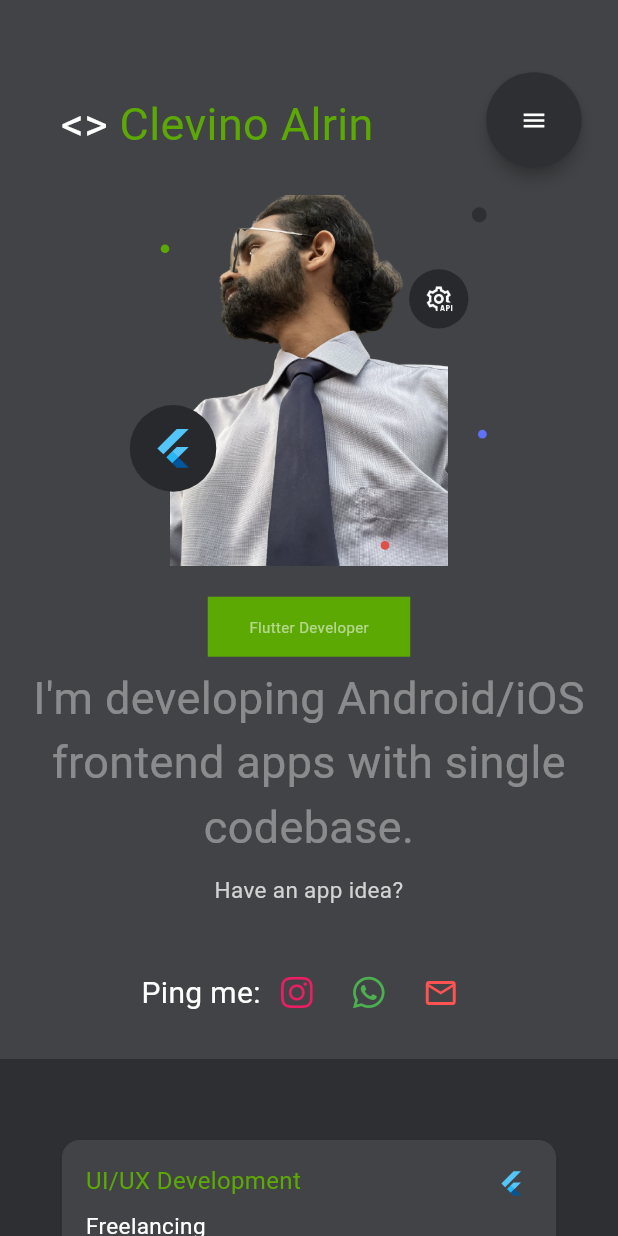
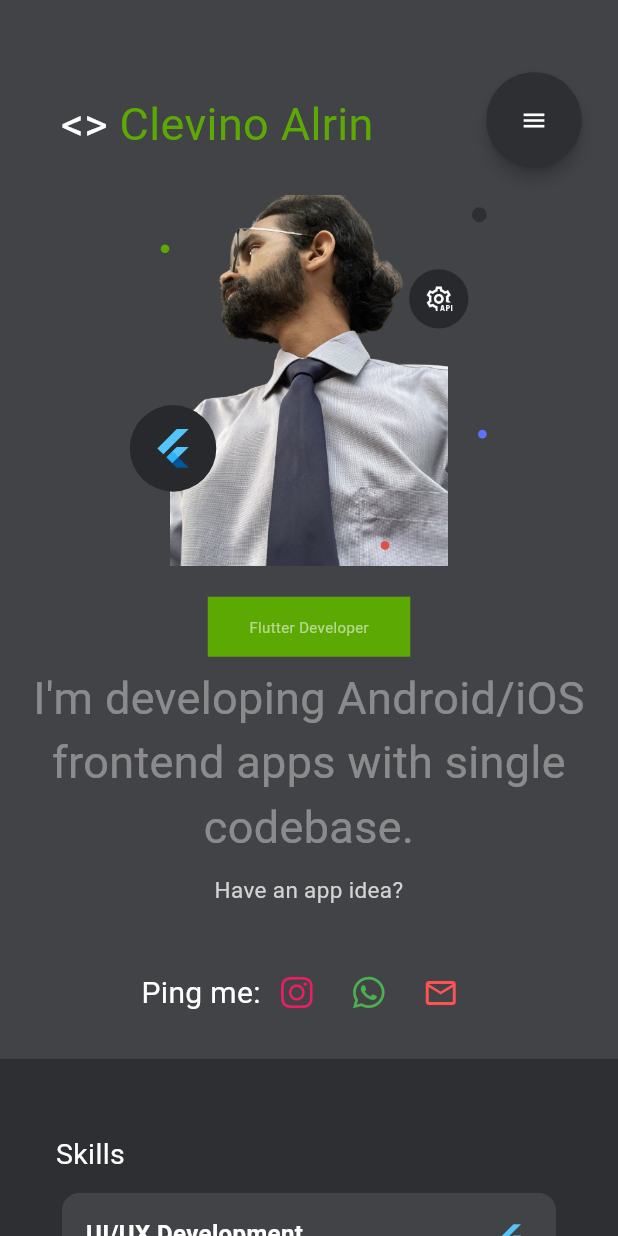
Before and after one commit to clevy-af/clevy-af.github.io, a Flutter app: the screen it shows after launch, on a phone screen of 412 x 824 dp. Run offline on Flutter 3.47's test engine with Material 3 defaults, Android fonts, the phone set to English and light mode, and no system bars; drawn by our look-alikes of animated_text_kit; our stand-ins replace font_awesome_flutter, get, google_fonts; Roboto replaces fonts that are missing (Days One, Delius).

Commit message:
copyright changed.
interest ui, order modified.

titleStyle refactored.

title and subtitle colors swapped din skill_card.dart

```diff
--- a/lib/utils/my_colors.dart
+++ b/lib/utils/my_colors.dart
@@ -1,4 +1,5 @@
 import 'package:flutter/material.dart';
+import 'package:google_fonts/google_fonts.dart';
 
 class MyColors{
 static const Color brightBackground=Color(0xff424346);
@@ -11,3 +12,4 @@ static const Color lightText=Colors.white54;
 static const Color purple=Color(0xff5F70F9);
 static const Color gray=Color(0xffD3D3D3);
 }
+final titleStyle = GoogleFonts.getFont('Delius', color: Colors.white, fontSize: 19);
--- a/lib/widgets/footer.dart
+++ b/lib/widgets/footer.dart
@@ -10,7 +10,7 @@ class Footer extends StatelessWidget {
   const Footer({required this.width,required this.scrollController, Key? key}) : super(key: key);
   List<Widget> get footerText{
     return [
-      Text('© 2023',
+      Text('© 2024',
           style: GoogleFonts.getFont('Delius',
               color: MyColors.gray,
               fontSize: 14)),
@@ -52,5 +52,5 @@ class Footer extends StatelessWidget {
     );
   }
 
-  bool get isLarge => width > Breakpoints.sm;
+  bool get isLarge => width > Breakpoints.md;
 }
--- a/lib/widgets/lower_container.dart
+++ b/lib/widgets/lower_container.dart
@@ -5,11 +5,10 @@ import 'package:cv_clevino_dev/widgets/skill_card.dart';
 import 'package:flutter/material.dart';
 import 'package:flutter_staggered_grid_view/flutter_staggered_grid_view.dart';
 import 'package:font_awesome_flutter/font_awesome_flutter.dart';
-import 'package:google_fonts/google_fonts.dart';
 
 final List<String> interests = [
-  'Coding','Memes','Board games','Music',
-  'Web series','Crafting','Learning','Helping',
+  'Memes','Coding','Board games','Helping',
+  'Crafting','Web series','Learning','Music',
 ];
 
 class LowerContainer extends StatelessWidget {
@@ -43,24 +42,10 @@ class LowerContainer extends StatelessWidget {
                     SkillColumn(width: width),
                     SizedBox(width: 0.05 * width),
                     // hello with bio and info
-                    Column(
-                      crossAxisAlignment: CrossAxisAlignment.center,
-                      children: [
-                        EducationColumn(width: width),
-                        // HelloWithBio(
-                        //   ratio:0.4 ,
-                        //   width: width,
-                        // ),
-                        // const SizedBox(
-                        //   height: 30,
-                        // ),
-                        // Info(width: width,ratio:0.4)
-                      ],
-                    )
+                    EducationColumn(width: width)
                   ],
                 );
               }
-              else {
                 return Column(
                   mainAxisAlignment: MainAxisAlignment.spaceAround,
                   children: [
@@ -71,35 +56,38 @@ class LowerContainer extends StatelessWidget {
                       children: [
                         Padding(
                           padding: const EdgeInsets.symmetric(vertical: 30),
-                          child:EducationColumn(width: width),
+                          child:EducationColumn(width: 2*width),
                           // child: HelloWithBio(width: 3 * width,ratio: 0.3,),
                         ),
                       ],
                     )
                   ],
                 );
-              }
             }),
             SizedBox(
               height: width * 0.07,
             ),
-            Container(
-              alignment: Alignment.centerLeft,
-              margin: EdgeInsets.only(left:width>=Breakpoints.lg? width * 0.1:width * 0.05),
-              child: Text('My interests',
-                  style: GoogleFonts.getFont('Delius',
-                      color: Colors.white, fontSize: 19)),
+            LayoutBuilder(
+                builder: (context, constraints) {
+                return Container(
+                  alignment:constraints.maxWidth >= Breakpoints.lg?Alignment.center:Alignment.centerLeft,
+                  margin: EdgeInsets.only(left:width>=Breakpoints.lg? 0:width * 0.1),
+                  child: Text('My interests',
+                      style: titleStyle),
+                );
+              }
             ),
             SizedBox(height: width * 0.03),
             // 820
             LayoutBuilder(builder: (context, constraints) {
-              final double tileWidth=width * 0.76;
+              final double tileWidth=width ;
+                double height = 100;
               if (constraints.maxWidth >= Breakpoints.lg) {
-                return InterestGrid(width: tileWidth, height: 100,interestsKey: interestsKey,tileCount: 2,);
+                return InterestGrid(width: tileWidth, height: height,interestsKey: interestsKey,tileCount: 2,);
               } else if (constraints.maxWidth < Breakpoints.lg && constraints.maxWidth >= Breakpoints.sm) {
-                return InterestGrid(width: tileWidth, height: 180,interestsKey: interestsKey,tileCount: 4,);
+                return InterestGrid(width: tileWidth, height: height*1.8,interestsKey: interestsKey,tileCount: 4,);
               } else {
-                return InterestGrid(width: tileWidth, height: 360,interestsKey: interestsKey,tileCount: 8,);
+                return InterestGrid(width: tileWidth, height: height*3.6,interestsKey: interestsKey,tileCount: 8,);
               }
             }),
             const SizedBox(height:10)
@@ -132,9 +120,10 @@ class InterestGrid extends StatelessWidget {
         itemCount: 8,
         itemBuilder: (BuildContext context, int index) => InterestBox(
           text: interests[index],
-          color: index%2==(index<4?0:1)?MyColors.primary:MyColors.darkBackground,
-          textColor: index%2==(index<4?0:1)?MyColors.lightText:MyColors.primary,
+          color: MyColors.darkBackground,//index%2==(index<4?0:1)?MyColors.primary:
+          borderColor: index%2==(index<4?0:1)?MyColors.lightText:MyColors.primary,
           key: index == 4 ? interestsKey : null,
+          suffix: index%2==(index<4?0:1)?'!':'()' ,
         ),
         staggeredTileBuilder: (int index) => StaggeredTile.fit(tileCount),
         mainAxisSpacing: 10.0,
@@ -158,6 +147,8 @@ class SkillColumn extends StatelessWidget {
     return Column(
       crossAxisAlignment: CrossAxisAlignment.start,
       children: [
+        Text('Skills',style: titleStyle,),
+        SizedBox(height: 0.01 * width),
         SkillCard(
           title: 'UI/UX Development',
           timeline: "Freelancing",
@@ -199,6 +190,8 @@ class EducationColumn extends StatelessWidget {
     return Column(
       crossAxisAlignment: CrossAxisAlignment.start,
       children: [
+        Text('Education',style: titleStyle,),
+        SizedBox(height: 0.01 * width),
         SkillCard(
           title: 'Bachelors Degree',
           timeline: "2017-2020",
--- a/lib/widgets/skill_card.dart
+++ b/lib/widgets/skill_card.dart
@@ -32,12 +32,12 @@ class SkillCard extends StatelessWidget {
                 children: [
                   Text(title,
                       style: GoogleFonts.getFont('Delius',
-                          color: MyColors.primary,
-                          fontSize: 16)),
+                          color:  Colors.white,
+                          fontSize: 16,fontWeight: FontWeight.bold)),
                   const SizedBox(height: 8),
                   Text(timeline,
                       style: GoogleFonts.getFont('Delius',
-                          color: Colors.white, fontSize: 15)),
+                          color:MyColors.primary, fontSize: 15)),
                   const SizedBox(height: 10),
                   Text(description,
                       style: GoogleFonts.getFont('Delius',
```
Also changed, not shown: lib/widgets/interest_box.dart (+9 -11 lines), lib/widgets/nav_bar_item_with_icon.dart (+3 -4 lines), pubspec.lock, 1 other file.
